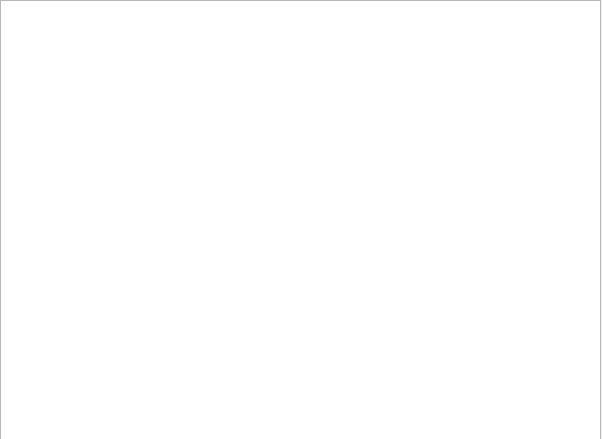
The window that KFileDialog/mainwindow.ui (CryFeiFei/KFileDialog) describes before a commit, drawn with Qt 5.
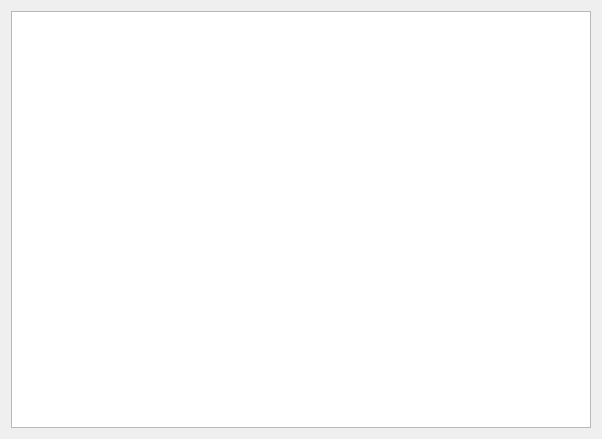
The same window after the commit.

```diff
--- a/KFileDialog/mainwindow.ui
+++ b/KFileDialog/mainwindow.ui
@@ -14,16 +14,15 @@
    <string>MainWindow</string>
   </property>
   <widget class="QWidget" name="centralWidget">
-   <widget class="QTreeView" name="treeView">
-    <property name="geometry">
-     <rect>
-      <x>0</x>
-      <y>0</y>
-      <width>601</width>
-      <height>441</height>
-     </rect>
-    </property>
-   </widget>
+   <layout class="QVBoxLayout" name="verticalLayout_2">
+    <item>
+     <layout class="QVBoxLayout" name="verticalLayout">
+      <item>
+       <widget class="QTreeView" name="treeView"/>
+      </item>
+     </layout>
+    </item>
+   </layout>
   </widget>
  </widget>
  <layoutdefault spacing="6" margin="11"/>
```
